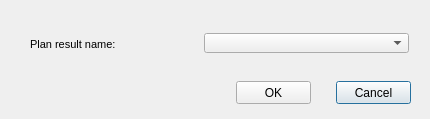
This is ui/plan_estimate_result_selector.ui in Giswater/giswater_qgis_plugin as Qt 5 draws it before an edit. The edited form follows.
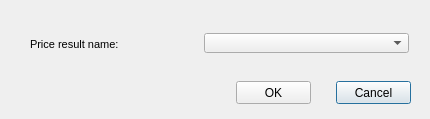
This is the edited form.

```diff
--- a/ui/plan_estimate_result_selector.ui
+++ b/ui/plan_estimate_result_selector.ui
@@ -73,7 +73,7 @@
     <enum>QFrame::Raised</enum>
    </property>
    <property name="text">
-    <string>Plan result name:</string>
+    <string>Price result name:</string>
    </property>
    <property name="margin">
     <number>3</number>
```
Left out of the diff: 6 changed lines with no effect on the pictures.
